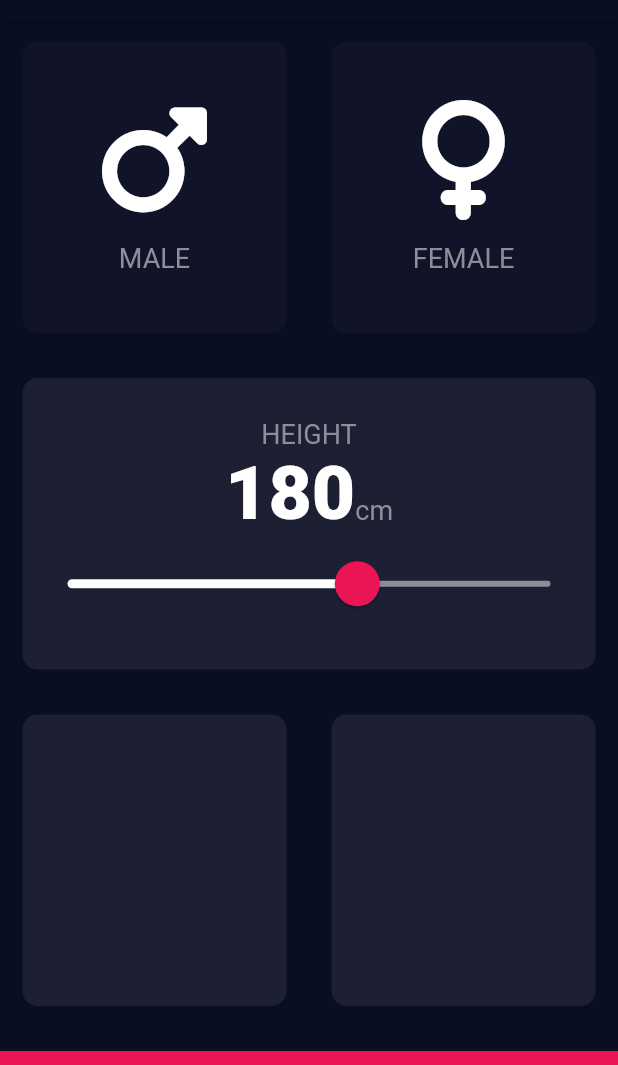
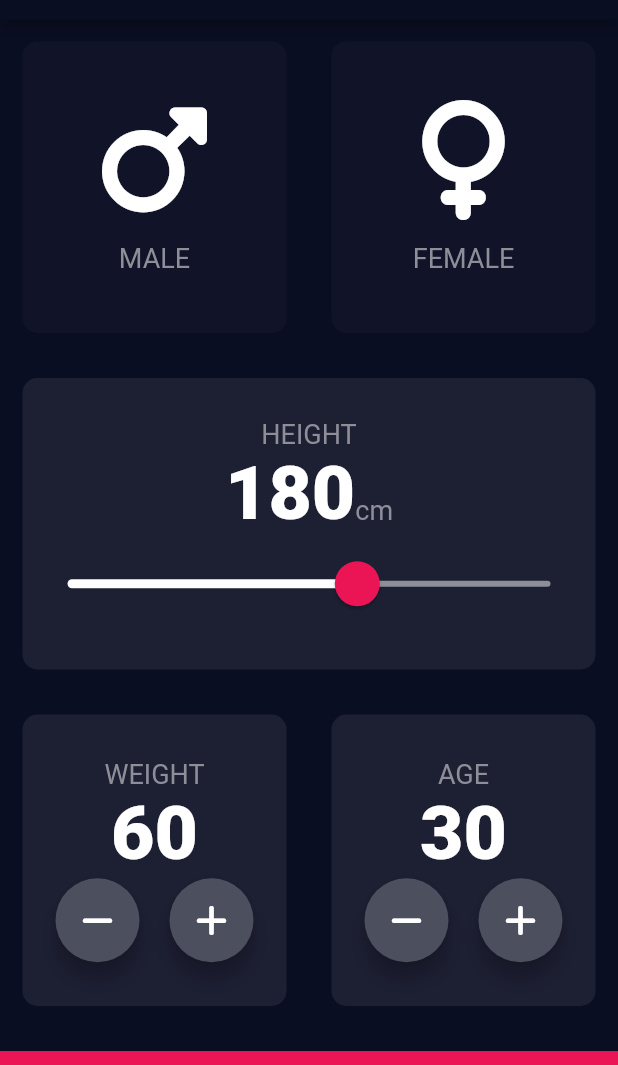
Before and after one commit to Vladimir182/BMI_Calculator_Flutter, a Flutter app: the screen it shows after launch, on a phone screen of 412 x 824 dp, the part 65-1130 px from its top. Run offline on Flutter 3.47's test engine with Material 3 defaults, Android fonts, the phone set to English and light mode, and no system bars; our stand-ins replace font_awesome_flutter.

Commit message:
added two cards 'weight' and 'age'

```diff
--- a/lib/input_page.dart
+++ b/lib/input_page.dart
@@ -20,6 +20,8 @@ class InputPage extends StatefulWidget {
 class _InputPageState extends State<InputPage> {
   GenderType? selectedGender;
   int _height = 180;
+  int _weight = 60;
+  int _age = 30;
 
   @override
   Widget build(BuildContext context) {
@@ -108,17 +110,91 @@ class _InputPageState extends State<InputPage> {
               colour: const Color(0xFF1D1F33),
             ),
           ),
-          const Expanded(
+          Expanded(
             child: Row(
               children: [
                 Expanded(
                   child: ReusableCard(
                     colour: kActiveCardColour,
+                    cardChild: Column(
+                      mainAxisAlignment: MainAxisAlignment.center,
+                      children: [
+                        const Text(
+                          'WEIGHT',
+                          style: kLabelTextStyle,
+                        ),
+                        Text(
+                          _weight.toString(),
+                          style: kNumberTextStyle,
+                        ),
+                        Row(
+                          mainAxisAlignment: MainAxisAlignment.center,
+                          children: [
+                            RoundIconButton(
+                              icon: FontAwesomeIcons.minus,
+                              onPressed: () {
+                                setState(() {
+                                  _weight--;
+                                });
+                              },
+                            ),
+                            const SizedBox(
+                              width: 20,
+                            ),
+                            RoundIconButton(
+                              icon: FontAwesomeIcons.plus,
+                              onPressed: () {
+                                setState(() {
+                                  _weight++;
+                                });
+                              },
+                            ),
+                          ],
+                        )
+                      ],
+                    ),
                   ),
                 ),
                 Expanded(
                   child: ReusableCard(
-                    colour: Color(0xFF1D1F33),
+                    colour: kActiveCardColour,
+                    cardChild: Column(
+                      mainAxisAlignment: MainAxisAlignment.center,
+                      children: [
+                        const Text(
+                          'AGE',
+                          style: kLabelTextStyle,
+                        ),
+                        Text(
+                          _age.toString(),
+                          style: kNumberTextStyle,
+                        ),
+                        Row(
+                          mainAxisAlignment: MainAxisAlignment.center,
+                          children: [
+                            RoundIconButton(
+                              icon: FontAwesomeIcons.minus,
+                              onPressed: () {
+                                setState(() {
+                                  _age--;
+                                });
+                              },
+                            ),
+                            const SizedBox(
+                              width: 20,
+                            ),
+                            RoundIconButton(
+                              icon: FontAwesomeIcons.plus,
+                              onPressed: () {
+                                setState(() {
+                                  _age++;
+                                });
+                              },
+                            ),
+                          ],
+                        )
+                      ],
+                    ),
                   ),
                 ),
               ],
@@ -135,3 +211,25 @@ class _InputPageState extends State<InputPage> {
     );
   }
 }
+
+class RoundIconButton extends StatelessWidget {
+  const RoundIconButton({super.key, this.icon, required this.onPressed});
+
+  final IconData? icon;
+  final VoidCallback onPressed;
+
+  @override
+  Widget build(BuildContext context) {
+    return RawMaterialButton(
+      onPressed: onPressed,
+      elevation: 6.0,
+      shape: const CircleBorder(),
+      constraints: const BoxConstraints.tightFor(
+        width: 56.0,
+        height: 56.0,
+      ),
+      fillColor: const Color(0xFF4C4F5E),
+      child: Icon(icon),
+    );
+  }
+}
```
